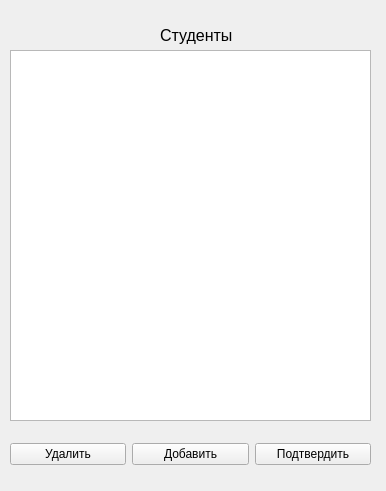
Above: ElectronicJournal/formstudents.ui from MariyaMari/myJournal before the change. Below: the same form after it.
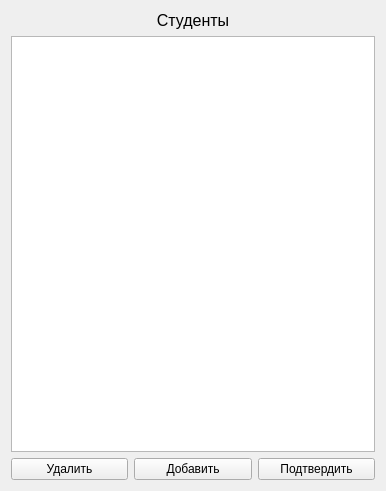
That is the form after the change.

```diff
--- a/ElectronicJournal/formstudents.ui
+++ b/ElectronicJournal/formstudents.ui
@@ -13,15 +13,9 @@
   <property name="windowTitle">
    <string>Form</string>
   </property>
+  <layout class="QGridLayout" name="gridLayout_2">
+   <item row="0" column="0">
   <widget class="QLabel" name="label">
-   <property name="geometry">
-    <rect>
-     <x>160</x>
-     <y>20</y>
-     <width>101</width>
-     <height>31</height>
-    </rect>
-   </property>
    <property name="font">
     <font>
      <pointsize>12</pointsize>
@@ -30,26 +24,19 @@
    <property name="text">
     <string>Студенты</string>
    </property>
-  </widget>
-  <widget class="QTableView" name="tableView">
-   <property name="geometry">
-    <rect>
-     <x>10</x>
-     <y>50</y>
-     <width>361</width>
-     <height>371</height>
-    </rect>
-   </property>
-  </widget>
-  <widget class="QWidget" name="gridLayoutWidget">
-   <property name="geometry">
-    <rect>
-     <x>10</x>
-     <y>429</y>
-     <width>361</width>
-     <height>51</height>
-    </rect>
-   </property>
+     <property name="alignment">
+      <set>Qt::AlignCenter</set>
+     </property>
+    </widget>
+   </item>
+   <item row="1" column="0">
+    <layout class="QVBoxLayout" name="verticalLayout">
+     <item>
+      <widget class="QTableView" name="tableView"/>
+     </item>
+    </layout>
+   </item>
+   <item row="2" column="0">
    <layout class="QGridLayout" name="gridLayout">
     <item row="0" column="1">
      <widget class="QPushButton" name="pushButton_2">
@@ -73,7 +60,8 @@
      </widget>
     </item>
    </layout>
-  </widget>
+   </item>
+  </layout>
  </widget>
  <resources/>
  <connections/>
```
Left out of the diff: 14 changed lines with no effect on the pictures. Lines whose indentation alone changed are shown as unchanged.
